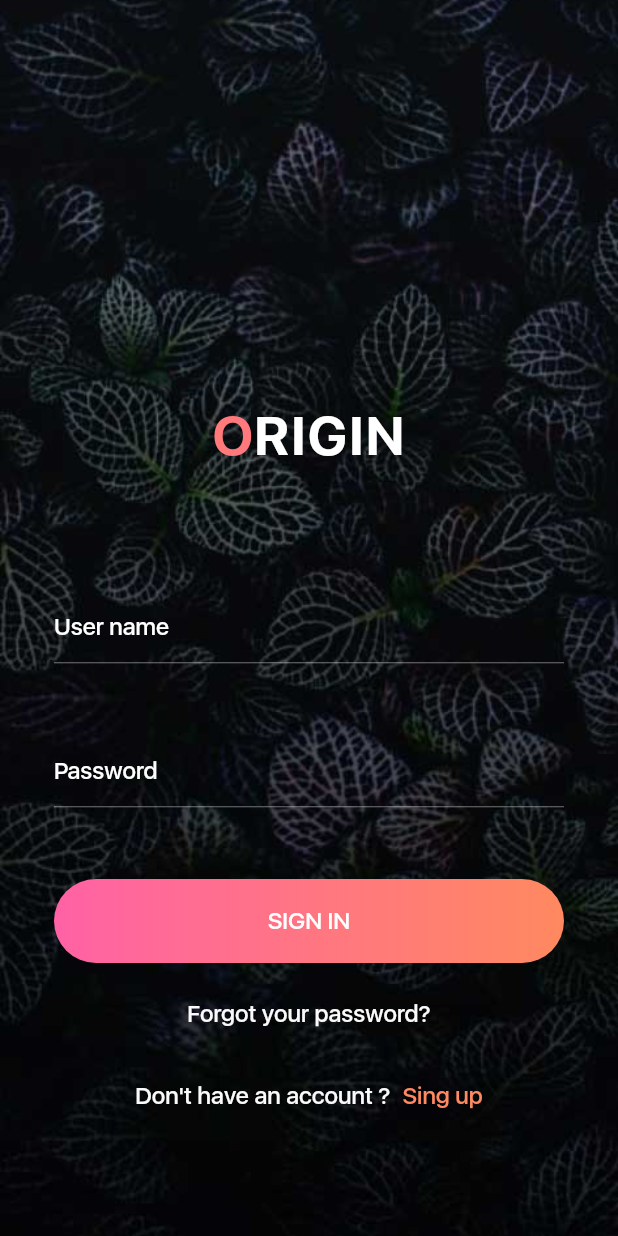
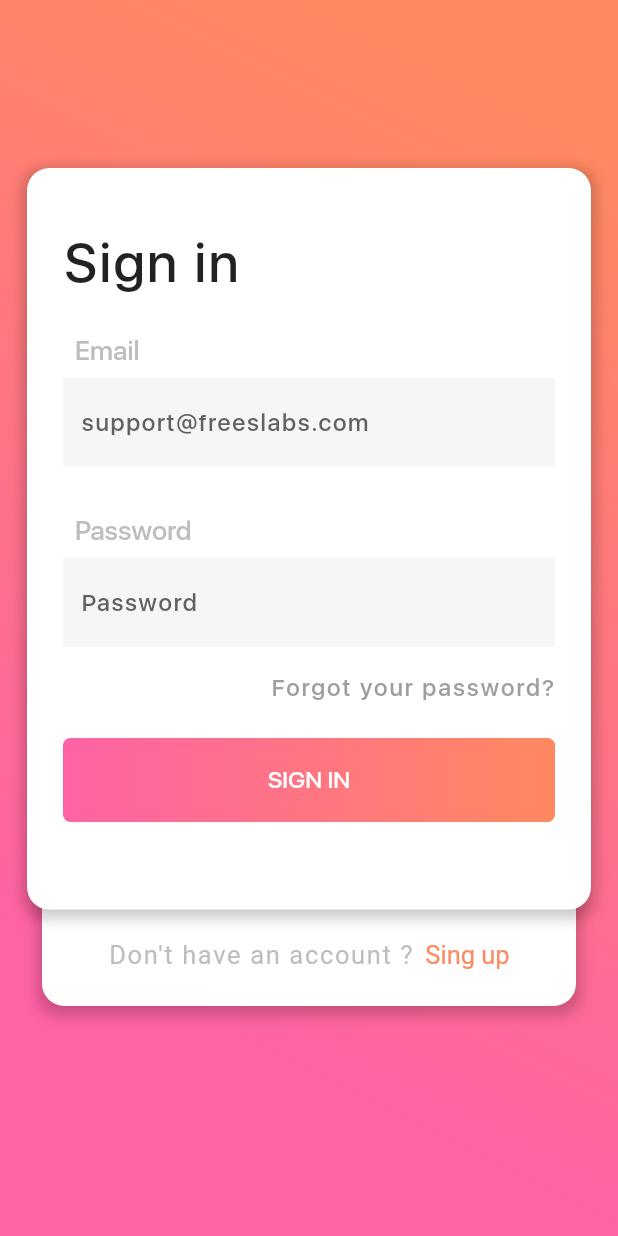
Before and after one commit to zakariachamakh/flutter-ui, a Flutter app: the screen it shows after launch, on a phone screen of 412 x 824 dp. Run offline on Flutter 3.47's test engine with Material 2 defaults, Android fonts, the phone set to English and light mode, and no system bars; project files that could hold a hidden picture were left out.

Commit message:
sing in 003

```diff
--- a/lib/main.dart
+++ b/lib/main.dart
@@ -1,5 +1,7 @@
 import 'package:codecamp002/sing_in002/sing_in.dart';
 import 'package:flutter/material.dart';
+
+import 'sing_in003/sing_in.dart';
 
 void main() {
   runApp(MyApp());
@@ -12,7 +14,7 @@ class MyApp extends StatelessWidget {
     return MaterialApp(
       debugShowCheckedModeBanner: false,
       title: 'Flutter bootcamp',
-      home: SingIn002(),
+      home: SingIn003(),
     );
   }
 }
--- a/lib/sing_in002/sing_in.dart
+++ b/lib/sing_in002/sing_in.dart
@@ -99,7 +99,7 @@ class _SingIn002State extends State<SingIn002> {
 
   Widget _form(BuildContext context) {
     UnderlineInputBorder _borderStyle = UnderlineInputBorder(
-      borderSide: BorderSide(color: Colors.grey.shade50, width: 0.3),
+      borderSide: BorderSide(color: Colors.grey.shade50, width: 0.4),
     );
     TextStyle _hindColor = TextStyle(color: Colors.white);
 
@@ -108,7 +108,7 @@ class _SingIn002State extends State<SingIn002> {
       child: Column(
         children: [
           TextFormField(
-            style: TextStyle(color: Colors.redAccent),
+            style: TextStyle(color: Colors.grey.shade50),
             cursorColor: Colors.redAccent,
             decoration: InputDecoration(
               hintText: 'User name',
@@ -126,6 +126,7 @@ class _SingIn002State extends State<SingIn002> {
           ),
           TextFormField(
             obscureText: true,
+            style: TextStyle(color: Colors.grey.shade50),
             cursorColor: Colors.redAccent,
             decoration: InputDecoration(
               hintText: 'Password ',
--- /dev/null
+++ b/lib/sing_in003/sing_in.dart
@@ -0,0 +1,292 @@
+import 'package:flutter/cupertino.dart';
+import 'package:flutter/material.dart';
+import 'package:flutter/widgets.dart';
+
+class SingIn003 extends StatefulWidget {
+  @override
+  _SingIn003State createState() => _SingIn003State();
+}
+
+class _SingIn003State extends State<SingIn003> {
+  GlobalKey _keyForm = GlobalKey();
+
+  @override
+  Widget build(BuildContext context) {
+    return Stack(
+      children: [
+        Container(
+          decoration: BoxDecoration(
+              gradient: LinearGradient(
+            colors: [
+              Color(0xFFFF8960),
+              Color(0xFFFF62A5),
+              Color(0xFFFF62A5),
+            ],
+            stops: [
+              0.1,
+              0.8,
+              0.9,
+            ],
+            begin: Alignment.topRight,
+            end: Alignment.bottomLeft,
+          )),
+        ),
+        Scaffold(
+            backgroundColor: Colors.transparent,
+            appBar: AppBar(
+              backgroundColor: Colors.transparent,
+              elevation: 0.0,
+              toolbarHeight: 0.0,
+            ),
+            body: _sign(context)),
+        Theme(
+          data: ThemeData(
+            fontFamily: 'SFUIDisplay',
+          ),
+          child: Scaffold(
+            backgroundColor: Colors.transparent,
+            appBar: AppBar(
+              backgroundColor: Colors.transparent,
+              elevation: 0.0,
+            ),
+            body: Container(
+              alignment: Alignment.topRight,
+              margin: EdgeInsets.symmetric(horizontal: 18, vertical: 56),
+              padding: EdgeInsets.all(24),
+              height: MediaQuery.of(context).size.height * 0.6,
+              width: double.infinity,
+              decoration: BoxDecoration(
+                borderRadius: BorderRadius.all(
+                  Radius.circular(15),
+                ),
+                color: Colors.white,
+                boxShadow: [
+                  BoxShadow(
+                    color: Colors.black38.withOpacity(0.2),
+                    spreadRadius: 3,
+                    blurRadius: 7,
+                    offset: Offset(0, 3), // changes position of shadow
+                  ),
+                ],
+              ),
+              child: Column(
+                children: [
+                  _title(context),
+                  _form(context),
+                  _action(context),
+                ],
+              ),
+            ),
+          ),
+        ),
+      ],
+    );
+  }
+
+  Widget _title(BuildContext context) {
+    return Container(
+      alignment: Alignment.topLeft,
+      padding: EdgeInsets.only(top: 18, bottom: 18),
+      child: Text(
+        'Sign in',
+        textAlign: TextAlign.start,
+        style: TextStyle(
+          fontSize: 36,
+          fontWeight: FontWeight.w100,
+          letterSpacing: 1.5,
+        ),
+      ),
+    );
+  }
+
+  Widget _form(BuildContext context) {
+    OutlineInputBorder _borderStyle = OutlineInputBorder(
+      borderSide: BorderSide(
+        color: Colors.transparent,
+      ),
+    );
+    Color _formbgc = Colors.grey.shade100.withOpacity(0.9);
+    TextStyle _hindColor = TextStyle(
+      color: Colors.grey.shade700,
+      fontWeight: FontWeight.w100,
+      letterSpacing: 1.1,
+      fontSize: 16,
+    );
+    TextStyle _titleForm = TextStyle(color: Colors.grey.shade400, fontSize: 18);
+
+    return Form(
+      key: _keyForm,
+      child: Column(
+        mainAxisAlignment: MainAxisAlignment.start,
+        crossAxisAlignment: CrossAxisAlignment.start,
+        children: [
+          Padding(
+            padding: const EdgeInsets.all(8.0),
+            child: Text(
+              'Email',
+              textAlign: TextAlign.start,
+              style: _titleForm,
+            ),
+          ),
+          Container(
+            color: _formbgc,
+            child: TextFormField(
+              style: TextStyle(color: Colors.grey.shade50),
+              cursorColor: Colors.redAccent,
+              decoration: InputDecoration(
+                hintText: 'support@freeslabs.com',
+                hintStyle: _hindColor,
+                border: _borderStyle,
+                focusedBorder: _borderStyle,
+                focusedErrorBorder: _borderStyle,
+                errorBorder: _borderStyle,
+                enabledBorder: _borderStyle,
+                disabledBorder: _borderStyle,
+              ),
+            ),
+          ),
+          SizedBox(
+            height: 24,
+          ),
+          Padding(
+            padding: const EdgeInsets.all(8.0),
+            child: Text(
+              'Password',
+              textAlign: TextAlign.start,
+              style: _titleForm,
+            ),
+          ),
+          Container(
+            color: _formbgc,
+            child: TextFormField(
+              obscureText: true,
+              style: TextStyle(color: Colors.grey.shade50),
+              cursorColor: Colors.redAccent,
+              decoration: InputDecoration(
+                hintText: 'Password',
+                hintStyle: _hindColor,
+                border: _borderStyle,
+                focusedBorder: _borderStyle,
+                focusedErrorBorder: _borderStyle,
+                errorBorder: _borderStyle,
+                enabledBorder: _borderStyle,
+                disabledBorder: _borderStyle,
+              ),
+            ),
+          ),
+        ],
+      ),
+    );
+  }
+
+  Widget _action(BuildContext context) {
+    return Column(
+      children: [
+        SizedBox(
+          height: 18,
+        ),
+        Align(
+          alignment: Alignment.centerRight,
+          child: InkWell(
+            onTap: () {},
+            child: Text(
+              'Forgot your password?',
+              style: TextStyle(
+                color: Colors.grey.shade500,
+                fontWeight: FontWeight.w100,
+                letterSpacing: 1.3,
+                fontSize: 16,
+              ),
+            ),
+          ),
+        ),
+        SizedBox(
+          height: 24,
+        ),
+        InkWell(
+          highlightColor: Colors.transparent,
+          onTap: () {},
+          child: Container(
+            alignment: Alignment.center,
+            height: 56,
+            width: double.infinity,
+            child: Text(
+              'SIGN IN',
+              style: TextStyle(
+                color: Colors.white,
+                fontWeight: FontWeight.w500,
+                fontSize: 16,
+              ),
+            ),
+            decoration: BoxDecoration(
+              borderRadius: BorderRadius.all(
+                Radius.circular(5),
+              ),
+              gradient: LinearGradient(
+                colors: [
+                  Color(0xFFFF8960),
+                  Color(0xFFFF62A5),
+                ],
+                begin: Alignment.centerRight,
+                end: Alignment.centerLeft,
+              ),
+            ),
+          ),
+        ),
+      ],
+    );
+  }
+
+  Widget _sign(BuildContext context) {
+    return Transform.translate(
+      offset: Offset(0, MediaQuery.of(context).size.height * 0.38),
+      child: Container(
+        alignment: Alignment.bottomCenter,
+        margin: EdgeInsets.all(28),
+        padding: EdgeInsets.all(24),
+        height: MediaQuery.of(context).size.height * 0.4,
+        width: double.infinity,
+        decoration: BoxDecoration(
+          borderRadius: BorderRadius.all(
+            Radius.circular(15),
+          ),
+          color: Colors.white,
+          boxShadow: [
+            BoxShadow(
+              color: Colors.black38.withOpacity(0.2),
+              spreadRadius: 3,
+              blurRadius: 7,
+              offset: Offset(0, 3), // changes position of shadow
+            ),
+          ],
+        ),
+        child: Row(
+          mainAxisAlignment: MainAxisAlignment.center,
+          children: [
+            Text(
+              "Don't have an account ?",
+              style: TextStyle(
+                color: Colors.grey.shade400,
+                fontSize: 17,
+                letterSpacing: 1.1,
+              ),
+            ),
+            SizedBox(
+              width: 8,
+            ),
+            InkWell(
+              onTap: () {},
+              child: Text(
+                'Sing up',
+                style: TextStyle(
+                    color: Color(0xFFFF8960),
+                    fontSize: 17,
+                    fontWeight: FontWeight.w400),
+              ),
+            ),
+          ],
+        ),
+      ),
+    );
+  }
+}
```
